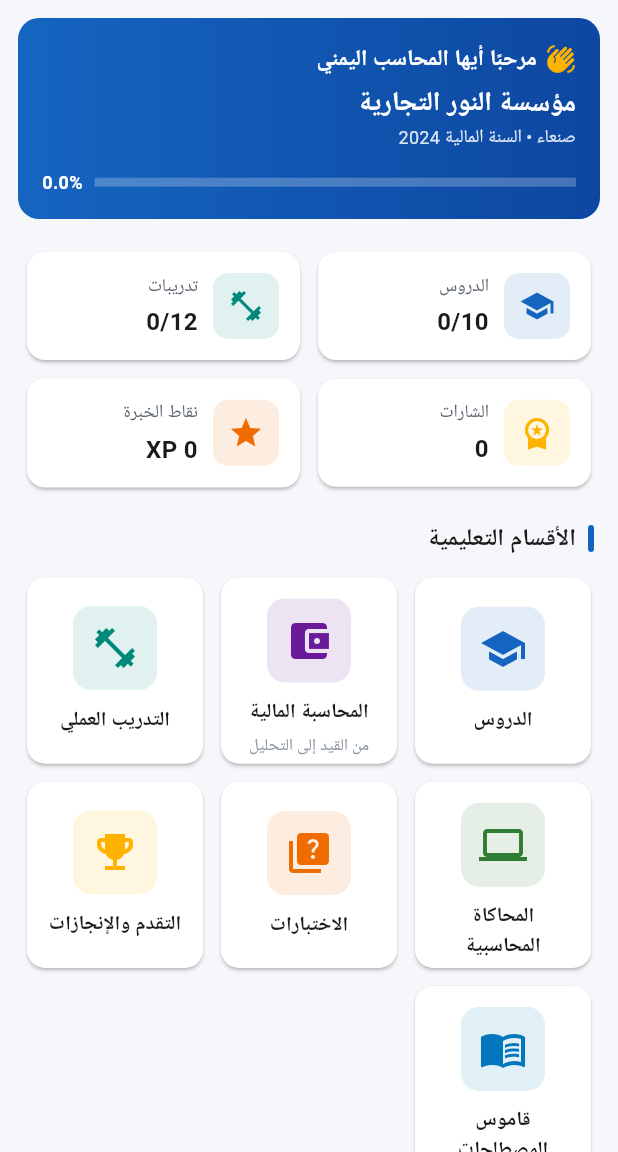
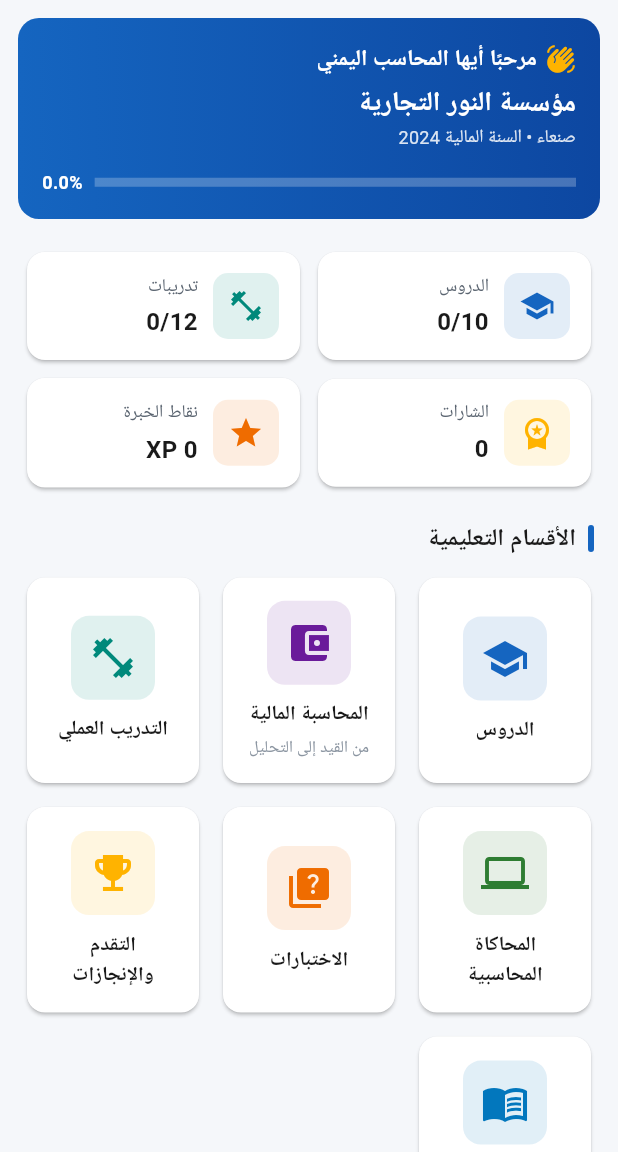
Before and after one commit to hkllmnnx-maker/yemen-accounting-simulator, a Flutter app: the DashboardScreen screen opened directly, on a phone screen of 412 x 824 dp, the part 84-1236 px from its top. Run offline on Flutter 3.47's test engine with Material 3 defaults, Android fonts, the phone set to English and light mode, and no system bars; our stand-ins replace google_fonts, hive, hive_flutter, shared_preferences; accounts and stored records are empty; Roboto replaces fonts that are missing (Cairo).

Commit message:
fix(rtl/overflow): protect tables, cards and headers from RenderFlex overflow
Tightens layout safety across the financial-accounting and dashboard
surfaces so long Arabic strings and large currency values cannot
overflow horizontally.

Changes:
- dashboard_screen.dart:
  * Wrap welcome banner title in Expanded with maxLines/ellipsis.
  * Add maxLines/overflow to company name and city/year line.
  * Replace fixed 3-column GridView with responsive LayoutBuilder
    (2 columns under 360px, 3 columns above) and looser aspect ratio.
- trial_balance_screen.dart:
  * Wrap row amounts in FittedBox(scaleDown) and account name in
    maxLines: 2 + ellipsis.
  * Same treatment for the totals row.
- financial_statements_screen.dart:
  * _Line and _TotalLine: amount column now uses Flexible + FittedBox
    so big currency values shrink instead of overflowing; labels get
    maxLines/ellipsis.
- journal_list_screen.dart:
  * _JournalCard description gets maxLines: 3 + ellipsis.
  * Each posted line: account text gets maxLines + ellipsis, amount
    is wrapped in Flexible + FittedBox.
- ledger_screen.dart:
  * Account header: name/type get ellipsis, balance pill uses FittedBox.
  * _LedgerCell amount uses FittedBox; totals row amounts use FittedBox.
- financial_analysis_screen.dart:
  * Ratio header: ratio name gets maxLines/ellipsis, value uses
    Flexible + FittedBox.

flutter analyze: 0 issues.
flutter test: 72/72 passing.

```diff
--- a/lib/screens/dashboard/dashboard_screen.dart
+++ b/lib/screens/dashboard/dashboard_screen.dart
@@ -55,12 +55,16 @@ class DashboardScreen extends StatelessWidget {
                     children: [
                       Icon(Icons.waving_hand, color: AppColors.gold, size: 20),
                       SizedBox(width: 6),
-                      Text(
+                      Expanded(
+                        child: Text(
                           'مرحبًا أيها المحاسب اليمني',
+                          maxLines: 1,
+                          overflow: TextOverflow.ellipsis,
                           style: TextStyle(
                             color: Colors.white,
                             fontWeight: FontWeight.bold,
                             fontSize: 15,
+                          ),
                         ),
                       ),
                     ],
@@ -68,6 +72,8 @@ class DashboardScreen extends StatelessWidget {
                   const SizedBox(height: 6),
                   Text(
                     acc.company.name,
+                    maxLines: 2,
+                    overflow: TextOverflow.ellipsis,
                     style: const TextStyle(
                       color: Colors.white,
                       fontWeight: FontWeight.bold,
@@ -76,6 +82,8 @@ class DashboardScreen extends StatelessWidget {
                   ),
                   Text(
                     '${acc.company.city} • السنة المالية ${acc.company.fiscalYear}',
+                    maxLines: 1,
+                    overflow: TextOverflow.ellipsis,
                     style: TextStyle(
                       color: Colors.white.withValues(alpha: 0.85),
                       fontSize: 12,
@@ -159,11 +167,19 @@ class DashboardScreen extends StatelessWidget {
             const SizedBox(height: 16),
             const _SectionTitle(title: 'الأقسام التعليمية'),
             const SizedBox(height: 8),
-            GridView.count(
+            LayoutBuilder(
+              builder: (context, constraints) {
+                // Responsive: 2 columns on narrow phones, 3 on wider screens.
+                final crossAxisCount = constraints.maxWidth < 360 ? 2 : 3;
+                // Slightly taller cells to fit subtitle without overflow.
+                final aspectRatio = constraints.maxWidth < 360 ? 1.0 : 0.85;
+                return GridView.count(
                   shrinkWrap: true,
                   physics: const NeverScrollableScrollPhysics(),
-              crossAxisCount: 3,
-              childAspectRatio: 0.95,
+                  crossAxisCount: crossAxisCount,
+                  childAspectRatio: aspectRatio,
+                  mainAxisSpacing: 4,
+                  crossAxisSpacing: 4,
                   children: [
                 SectionCard(
                   icon: Icons.school,
@@ -217,6 +233,8 @@ class DashboardScreen extends StatelessWidget {
                       builder: (_) => const GlossaryScreen())),
                 ),
               ],
+                );
+              },
             ),
             const SizedBox(height: 16),
             const _SectionTitle(title: 'النظام المحاسبي'),
```
Also changed, not shown: lib/screens/financial_accounting/simulator/financial_analysis_screen.dart (+14 -6 lines), lib/screens/financial_accounting/simulator/financial_statements_screen.dart (+20 -2 lines), lib/screens/financial_accounting/simulator/journal_list_screen.dart (+19 -6 lines), lib/screens/financial_accounting/simulator/ledger_screen.dart (+22 -2 lines), lib/screens/financial_accounting/simulator/trial_balance_screen.dart (+14 -0 lines), 1 other file. Lines whose indentation alone changed are shown as unchanged.
